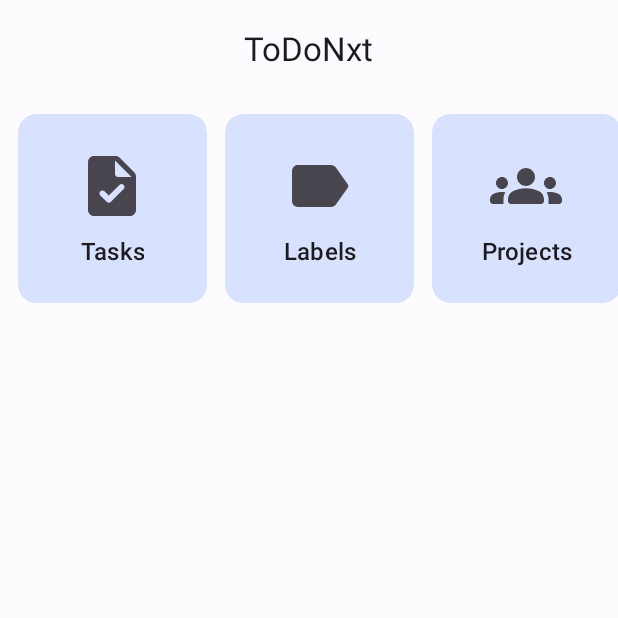
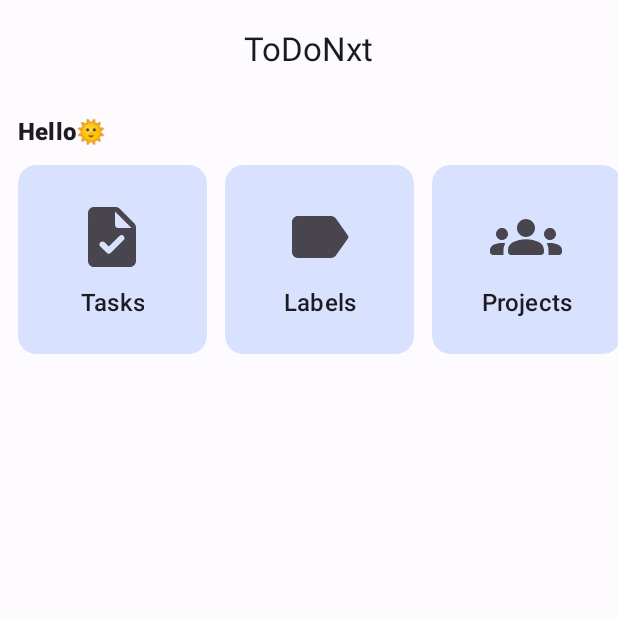
Before and after one commit to daniel-reinhold/todo-nxt-android, an Android app: the screen it shows after launch (MainActivity), on a phone screen of 412 x 824 dp, the top half of it. Run offline under Robolectric (Android 15) with nearby library versions, the phone set to English and light mode, and no system bars; our stand-ins replace Dagger/Hilt's generated code, navigation-ui.

Commit message:
Added greeting to dashboard

```diff
--- /dev/null
+++ b/app/src/main/java/de/todonxt/core/ui/Emojies.kt
@@ -0,0 +1,6 @@
+package de.todonxt.core.ui
+
+const val UNICODE_EMOJI_SUN = 0x1F31E
+const val UNICODE_EMOJI_MOON = 0x1F31D
+const val UNICODE_EMOJI_SUNRISE = 0x1F305
+const val UNICODE_EMOJI_SUNSET = 0x1F307
--- /dev/null
+++ b/app/src/main/java/de/todonxt/core/util/Extensions.kt
@@ -0,0 +1,5 @@
+package de.todonxt.core.util
+
+fun Int.asUnicode(): String {
+    return String(Character.toChars(this))
+}
--- a/app/src/main/java/de/todonxt/feature/dashboard/presentation/DashboardFragment.kt
+++ b/app/src/main/java/de/todonxt/feature/dashboard/presentation/DashboardFragment.kt
@@ -7,11 +7,17 @@ import androidx.core.view.MenuProvider
 import androidx.fragment.app.Fragment
 import androidx.lifecycle.Lifecycle
 import de.todonxt.R
+import de.todonxt.core.ui.UNICODE_EMOJI_MOON
+import de.todonxt.core.ui.UNICODE_EMOJI_SUN
+import de.todonxt.core.ui.UNICODE_EMOJI_SUNRISE
+import de.todonxt.core.ui.UNICODE_EMOJI_SUNSET
+import de.todonxt.core.util.asUnicode
 import de.todonxt.databinding.FragmentDashboardBinding
 import de.todonxt.feature.dashboard.data.ACTION_SHOW_LABELS
 import de.todonxt.feature.dashboard.data.ACTION_SHOW_PROJECTS
 import de.todonxt.feature.dashboard.data.ACTION_SHOW_TASKS
 import de.todonxt.feature.dashboard.domain.DashboardItemAdapter
+import java.util.*
 
 class DashboardFragment : Fragment() {
 
@@ -38,6 +44,26 @@ class DashboardFragment : Fragment() {
         return binding.root
     }
 
+    override fun onResume() {
+        super.onResume()
+
+        /**
+         * 5-9: Morning
+         * 10-17: Day
+         * 18-21: Evening
+         * 21-4: Night
+         */
+        val currentHour = Calendar.getInstance().get(Calendar.HOUR_OF_DAY)
+        binding.textViewGreeting.text = when(currentHour) {
+            in 5..9 -> getString(R.string.greeting_morning) + UNICODE_EMOJI_SUNRISE.asUnicode()
+            in 10..17 -> getString(R.string.greeting_day) + UNICODE_EMOJI_SUN.asUnicode()
+            in 18..21 -> getString(R.string.greeting_evening) + UNICODE_EMOJI_SUNSET.asUnicode()
+            in 22..23,
+            in 0..4 -> getString(R.string.greeting_night) + UNICODE_EMOJI_MOON.asUnicode()
+            else -> getString(R.string.greeting_day) + UNICODE_EMOJI_SUN.asUnicode()
+        }
+    }
+
     override fun onDestroyView() {
         super.onDestroyView()
         _binding = null
--- a/app/src/main/res/layout/fragment_dashboard.xml
+++ b/app/src/main/res/layout/fragment_dashboard.xml
@@ -5,10 +5,20 @@
     android:layout_width="match_parent"
     android:layout_height="match_parent">
 
+    <com.google.android.material.textview.MaterialTextView
+        android:id="@+id/textViewGreeting"
+        style="@style/TextAppearance.Material3.TitleMedium"
+        android:layout_width="match_parent"
+        android:layout_height="wrap_content"
+        android:layout_marginHorizontal="12dp"
+        android:layout_marginTop="12dp"
+        android:textStyle="bold" />
+
     <androidx.recyclerview.widget.RecyclerView
         android:id="@+id/recyclerViewOptions"
         android:layout_width="match_parent"
         android:layout_height="wrap_content"
+        android:layout_below="@id/textViewGreeting"
         android:layout_marginTop="12dp"
         android:clipToPadding="false"
         android:orientation="horizontal"
--- a/app/src/main/res/values/strings.xml
+++ b/app/src/main/res/values/strings.xml
@@ -1,5 +1,10 @@
 <resources>
     <string name="app_name">ToDoNxt</string>
+
+    <string name="greeting_morning">Good morning</string>
+    <string name="greeting_day">Hello</string>
+    <string name="greeting_evening">Good evening</string>
+    <string name="greeting_night">Good night</string>
 
     <string name="dashboard">Dashboard</string>
 
```
